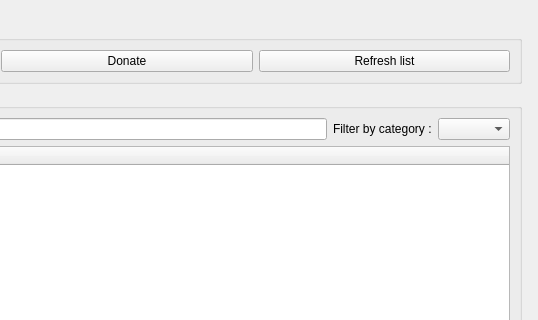
This is qtribu/gui/dlg_contents.ui in geotribu/qtribu as Qt 5 draws it before an edit; both pictures show x 542 to 1080 and y 0 to 320 of the 1080 by 640 pixel window. The edited form follows.
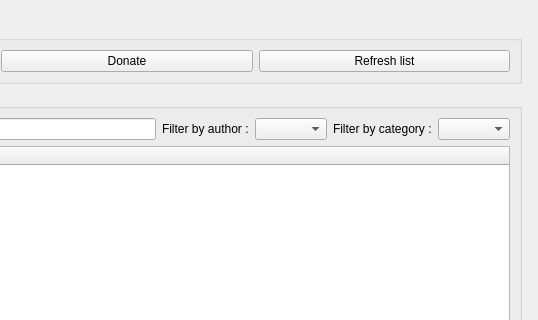
This is the edited form. Custom widgets are drawn as their Qt base class.

Commit message: Add authors combobox

What changed in the file:
```diff
--- a/qtribu/gui/dlg_contents.ui
+++ b/qtribu/gui/dlg_contents.ui
@@ -169,6 +169,16 @@
             </property>
            </widget>
           </item>
+          <item>
+           <widget class="QLabel" name="authors_label">
+            <property name="text">
+             <string>Filter by author :</string>
+            </property>
+           </widget>
+          </item>
+          <item>
+           <widget class="QComboBox" name="authors_combobox"/>
+          </item>
           <item>
            <widget class="QLabel" name="categories_label">
             <property name="text">
```
The commit also changes 2 other files.
